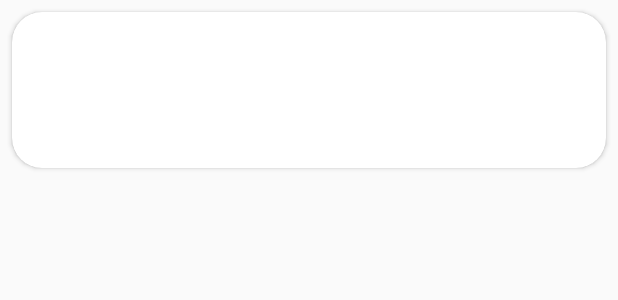
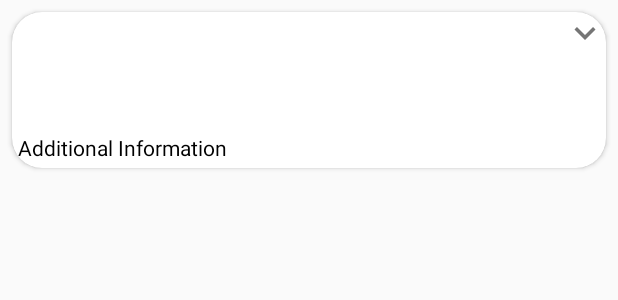
Before and after one commit to egeberkozcan/CryptoTracker, an Android app: the layout row_layout.xml on its own in the app's theme, with its tools: preview values and no code run, on a phone screen of 412 x 824 dp. Shown: the top 300 px of the screen. Run offline under Robolectric (Android 15) with nearby library versions, the phone set to English and light mode, and no system bars; network calls fail.

Commit message:
Refactor Changed the how ui page titles look. I have added an expandIcon on cardView elements. So that user can expand the elements and see more information about specific coin.

```diff
--- a/app/src/main/java/com/example/retrofitkotlin/model/CryptoModel.kt
+++ b/app/src/main/java/com/example/retrofitkotlin/model/CryptoModel.kt
@@ -17,7 +17,8 @@ data class CryptoModel(
     val totalSupply: Double = 0.0,
     val twitterUrl: String = "",
     val websiteUrl: String = "",
-    val id: String = ""
+    val id: String = "",
+    var isExpanded: Boolean = false
 
 ): Parcelable {
 
--- /dev/null
+++ b/app/src/main/res/drawable/baseline_expand_more_24.xml
@@ -0,0 +1,5 @@
+<vector android:height="28dp" android:tint="#757575"
+    android:viewportHeight="24" android:viewportWidth="24"
+    android:width="28dp" xmlns:android="http://schemas.android.com/apk/res/android">
+    <path android:fillColor="@android:color/white" android:pathData="M16.59,8.59L12,13.17 7.41,8.59 6,10l6,6 6,-6z"/>
+</vector>
--- a/app/src/main/res/layout/row_layout.xml
+++ b/app/src/main/res/layout/row_layout.xml
@@ -78,4 +78,34 @@
             </LinearLayout>
         </LinearLayout>
 
+        <LinearLayout
+            android:layout_width="match_parent"
+            android:layout_height="wrap_content"
+            android:orientation="vertical">
+
+            <ImageView
+                android:layout_width="wrap_content"
+                android:layout_height="wrap_content"
+                android:id="@+id/expandIcon"
+                android:src="@drawable/baseline_expand_more_24"
+                android:layout_gravity="end" />
+
+        </LinearLayout>
+
+        <LinearLayout
+            android:layout_width="match_parent"
+            android:layout_height="wrap_content"
+            android:layout_gravity="bottom"
+            android:id="@+id/expandedLayout">
+
+            <TextView
+                android:layout_width="match_parent"
+                android:layout_height="wrap_content"
+                android:id="@+id/additionalInformation"
+                android:padding="4dp"
+                android:text="Additional Information"
+                android:textColor="@color/black" />
+
+        </LinearLayout>
+
     </androidx.cardview.widget.CardView>
```
Also changed, not shown: app/src/main/java/com/example/retrofitkotlin/adapter/HomePageAdapter.kt (+20 -0 lines), app/src/main/res/layout/activity_favorite.xml (+4 -3 lines), app/src/main/res/layout/activity_main.xml (+4 -3 lines). Lines whose indentation alone changed are shown as unchanged.
